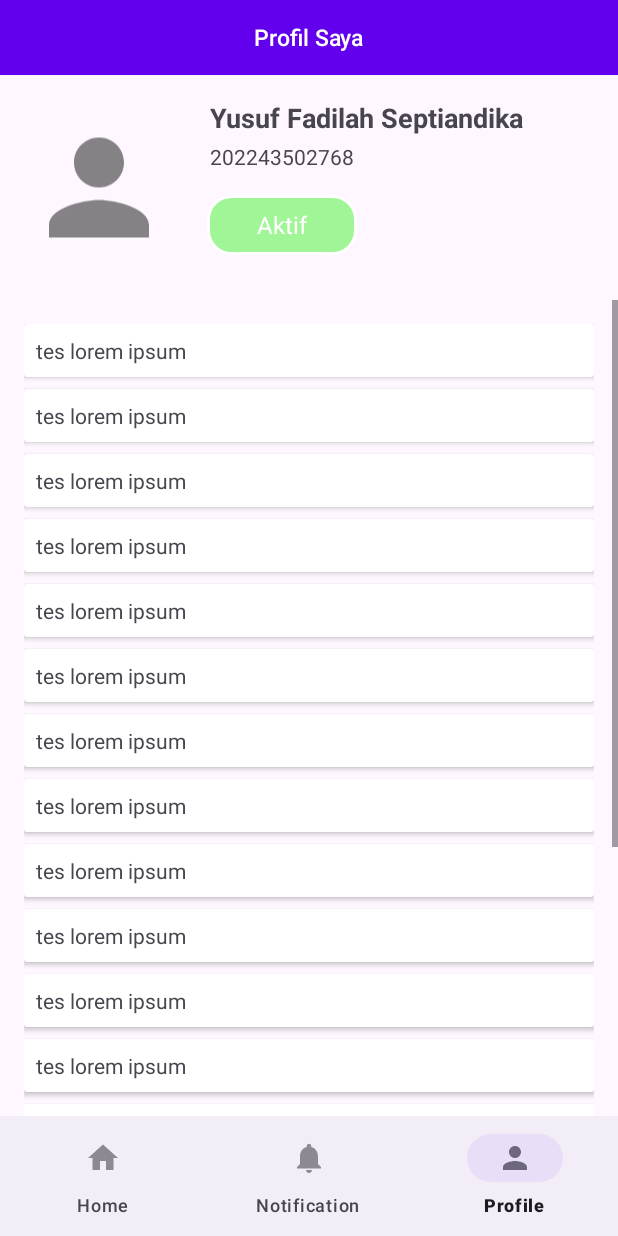
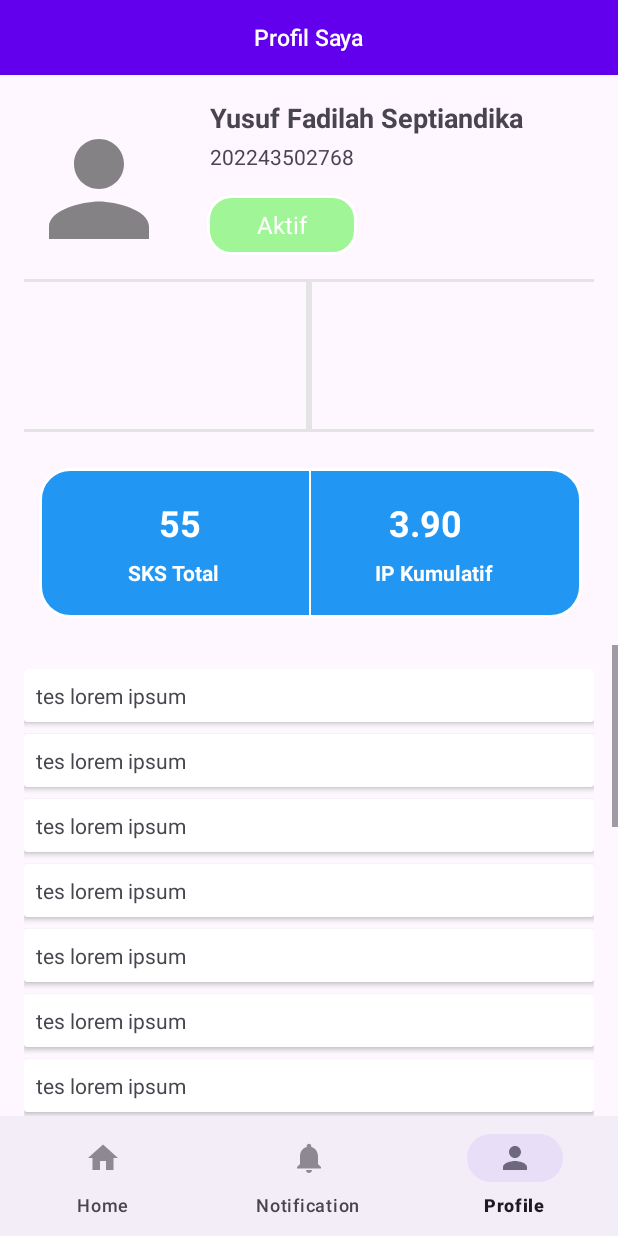
Before and after one commit to PucuBoy/CivitasXml, an Android app: the screen it shows after launch (MainActivity), item 3 of the bottom bar chosen, on a phone screen of 412 x 824 dp. Run offline under Robolectric (Android 15) with nearby library versions, the phone set to English and light mode, and no system bars.

Commit message:
update colors.xml and fragment_profile.xml

```diff
--- a/app/src/main/res/layout/fragment_profile.xml
+++ b/app/src/main/res/layout/fragment_profile.xml
@@ -23,7 +23,7 @@
     <RelativeLayout
         android:id="@+id/content_layout"
         android:layout_width="match_parent"
-        android:layout_height="150dp"
+        android:layout_height="380dp"
         android:padding="16dp"
         app:layout_constraintTop_toBottomOf="@id/topAppBar">
 
@@ -83,8 +83,107 @@
 
         </RelativeLayout>
 
+        <RelativeLayout
+            android:id="@+id/transparantbox"
+            android:layout_width="390dp"
+            android:layout_height="110dp"
+            android:layout_below="@+id/profile_picture">
+
+            <View
+                android:id="@+id/horizontalLine0"
+                android:layout_width="wrap_content"
+                android:layout_height="2dp"
+                android:layout_centerHorizontal="true"
+                android:background="#E4E4E4" />
+
+            <View
+                android:id="@+id/verticalLine0"
+                android:layout_width="4dp"
+                android:layout_height="100dp"
+                android:layout_centerHorizontal="true"
+                android:background="#E4E4E4" />
+
+            <View
+                android:id="@+id/horizontalLine1"
+                android:layout_width="wrap_content"
+                android:layout_height="2dp"
+                android:layout_centerHorizontal="true"
+                android:layout_below="@+id/verticalLine0"
+                android:background="#E4E4E4" />
+
+        </RelativeLayout>
+
+        <RelativeLayout
+            android:id="@+id/blueBox"
+            android:layout_width="390dp"
+            android:layout_height="100dp"
+            android:layout_below="@id/transparantbox"
+            android:layout_marginStart="10dp"
+            android:layout_marginTop="16dp"
+            android:layout_marginEnd="8dp"
+            android:background="@drawable/rounded_box">
+
+
+            <!-- Garis tengah vertikal di dalam kotak biru -->
+            <View
+                android:id="@+id/verticalLine"
+                android:layout_width="1dp"
+                android:layout_height="match_parent"
+                android:layout_centerHorizontal="true"
+                android:background="@android:color/white" />
+
+            <!-- Teks di tengah kanan -->
+
+            <TextView
+                android:id="@+id/textViewLeft"
+                android:layout_width="wrap_content"
+                android:layout_height="wrap_content"
+                android:layout_alignParentStart="true"
+                android:layout_marginStart="80dp"
+                android:layout_marginTop="20dp"
+                android:text="55"
+                android:textColor="#FFFFFF"
+                android:textSize="24sp"
+                android:textStyle="bold" />
+
+            <TextView
+                android:id="@+id/textViewLeft2"
+                android:layout_width="wrap_content"
+                android:layout_height="wrap_content"
+                android:layout_alignParentStart="true"
+                android:layout_marginStart="59dp"
+                android:layout_marginTop="60dp"
+                android:text="SKS Total"
+                android:textColor="#FFFFFF"
+                android:textStyle="bold" />
+
+            <TextView
+                android:id="@+id/textViewRight"
+                android:layout_width="wrap_content"
+                android:layout_height="wrap_content"
+                android:layout_alignParentEnd="true"
+                android:layout_marginTop="20dp"
+                android:layout_marginEnd="80dp"
+                android:text="3.90"
+                android:textColor="#FFFFFF"
+                android:textSize="24sp"
+                android:textStyle="bold" />
+
+            <TextView
+                android:id="@+id/textViewRight2"
+                android:layout_width="wrap_content"
+                android:layout_height="wrap_content"
+                android:layout_alignParentEnd="true"
+                android:layout_marginTop="60dp"
+                android:layout_marginEnd="59dp"
+                android:text="IP Kumulatif"
+                android:textColor="#FFFFFF"
+                android:textStyle="bold" />
+
+        </RelativeLayout>
+
+
     </RelativeLayout>
-
 
     <ScrollView
         android:layout_width="match_parent"
--- a/app/src/main/res/values/colors.xml
+++ b/app/src/main/res/values/colors.xml
@@ -3,5 +3,4 @@
     <color name="black">#FF000000</color>
     <color name="white">#FFFFFFFF</color>
     <color name="colorBackground">#00000000</color>
-    <color name="kinds">#B8ABAB</color>
 </resources>
```
